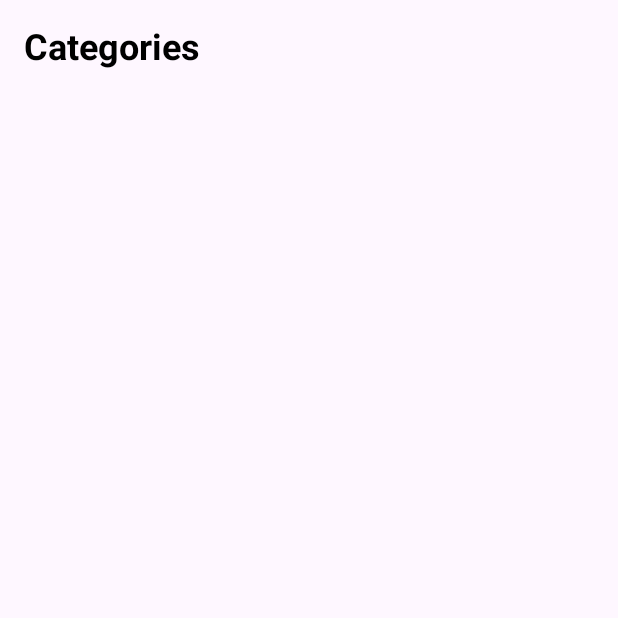
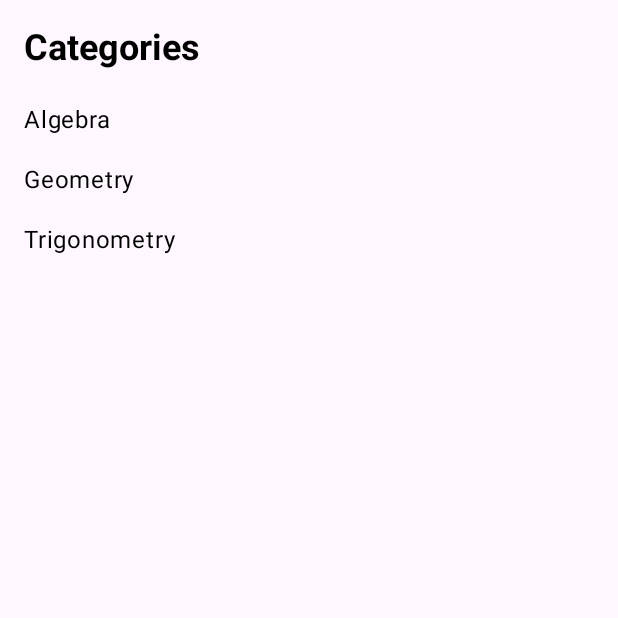
Before and after one commit to aditrathour/Mathematical_formulas_app, an Android app built with Jetpack Compose: the screen it shows after launch (MainActivity), on a phone screen of 412 x 824 dp, the top half of it. Run offline under Robolectric (Android 15) with nearby library versions, the phone set to English and light mode, and no system bars; our stand-ins replace Dagger/Hilt's generated code, Room's generated code.

```diff
--- a/app/src/main/java/com/example/mathformula/data/db/FormulaDatabase.kt
+++ b/app/src/main/java/com/example/mathformula/data/db/FormulaDatabase.kt
@@ -9,6 +9,8 @@ import com.example.mathformula.data.dao.FormulaDao
 import com.example.mathformula.data.entity.CategoryEntity
 import com.example.mathformula.data.entity.FormulaEntity
 import com.example.mathformula.data.entity.FormulaFts
+import androidx.room.Callback
+import androidx.sqlite.db.SupportSQLiteDatabase
 
 @Database(
     entities = [CategoryEntity::class, FormulaEntity::class, FormulaFts::class],
@@ -34,10 +36,24 @@ abstract class FormulaDatabase : RoomDatabase() {
                 FormulaDatabase::class.java,
                 "formula.db"
             )
-                // TODO: replace with migration strategies when schema changes
                 .fallbackToDestructiveMigration()
-                // Allow shipping a pre-populated database located in assets/formula.db (optional)
-                .createFromAsset("formula.db")
+                .addCallback(object : Callback() {
+                    override fun onCreate(db: SupportSQLiteDatabase) {
+                        super.onCreate(db)
+
+                        // Prepopulate categories
+                        db.execSQL("INSERT INTO categories(id, name) VALUES (1, 'Algebra')")
+                        db.execSQL("INSERT INTO categories(id, name) VALUES (2, 'Geometry')")
+                        db.execSQL("INSERT INTO categories(id, name) VALUES (3, 'Trigonometry')")
+
+                        // Prepopulate formulas
+                        db.execSQL("INSERT INTO formulas(id, categoryId, title, latex, explanation, tips) VALUES (1, 1, 'Quadratic Formula', 'x = \\frac{-b \\pm \\sqrt{b^2 - 4ac}}{2a}', 'Solution of ax^2 + bx + c = 0', 'Remember to calculate discriminant first.')")
+
+                        db.execSQL("INSERT INTO formulas(id, categoryId, title, latex, explanation, tips) VALUES (2, 2, 'Pythagorean Theorem', 'a^2 + b^2 = c^2', 'Relation between the sides of a right triangle', 'Great for distance calculations.')")
+
+                        db.execSQL("INSERT INTO formulas(id, categoryId, title, latex, explanation, tips) VALUES (3, 3, 'Sine Rule', '\\frac{a}{\\sin A} = \\frac{b}{\\sin B} = \\frac{c}{\\sin C}', 'Relates sides and angles in any triangle', 'Use to find unknown side or angle.')")
+                    }
+                })
                 .build()
     }
 }
--- a/app/src/main/java/com/example/mathformula/ui/navigation/NavGraph.kt
+++ b/app/src/main/java/com/example/mathformula/ui/navigation/NavGraph.kt
@@ -10,6 +10,7 @@ import androidx.navigation.compose.rememberNavController
 import androidx.navigation.navArgument
 import com.example.mathformula.ui.screens.home.HomeScreen
 import com.example.mathformula.ui.screens.detail.FormulaDetailScreen
+import com.example.mathformula.ui.screens.category.CategoryScreen
 
 @Composable
 fun MathNavHost(modifier: Modifier = Modifier) {
@@ -35,8 +36,9 @@ fun MathNavHost(modifier: Modifier = Modifier) {
                 navArgument("categoryName") { type = NavType.StringType }
             )
         ) { backStackEntry ->
-            // TODO: Category formula list screen
-            // val categoryId = backStackEntry.arguments?.getLong("categoryId") ?: 0L
+            CategoryScreen(onFormulaClick = { formulaId ->
+                navController.navigate(Screen.Formula.createRoute(formulaId))
+            })
         }
 
         composable(
--- a/app/src/main/java/com/example/mathformula/ui/theme/Theme.kt
+++ b/app/src/main/java/com/example/mathformula/ui/theme/Theme.kt
@@ -1,18 +1,29 @@
 package com.example.mathformula.ui.theme
 
+import android.os.Build
+import androidx.compose.foundation.isSystemInDarkTheme
+import androidx.compose.material3.DynamicColorScheme
 import androidx.compose.material3.MaterialTheme
+import androidx.compose.material3.dynamicDarkColorScheme
+import androidx.compose.material3.dynamicLightColorScheme
 import androidx.compose.material3.darkColorScheme
 import androidx.compose.material3.lightColorScheme
 import androidx.compose.runtime.Composable
 import androidx.compose.ui.platform.LocalContext
-import androidx.core.os.BuildCompat
 
 @Composable
 fun MathFormulaTheme(
-    darkTheme: Boolean = false,
+    useDarkTheme: Boolean = isSystemInDarkTheme(),
     content: @Composable () -> Unit
 ) {
-    val colorScheme = if (darkTheme) darkColorScheme() else lightColorScheme()
+    val colorScheme = when {
+        Build.VERSION.SDK_INT >= Build.VERSION_CODES.S -> {
+            val context = LocalContext.current
+            if (useDarkTheme) dynamicDarkColorScheme(context) else dynamicLightColorScheme(context)
+        }
+        useDarkTheme -> darkColorScheme()
+        else -> lightColorScheme()
+    }
 
     MaterialTheme(
         colorScheme = colorScheme,
```
Also changed, not shown: app/src/main/java/com/example/mathformula/ui/screens/category/CategoryScreen.kt (added, +73 -0 lines), app/src/main/java/com/example/mathformula/ui/screens/category/CategoryViewModel.kt (added, +35 -0 lines).
